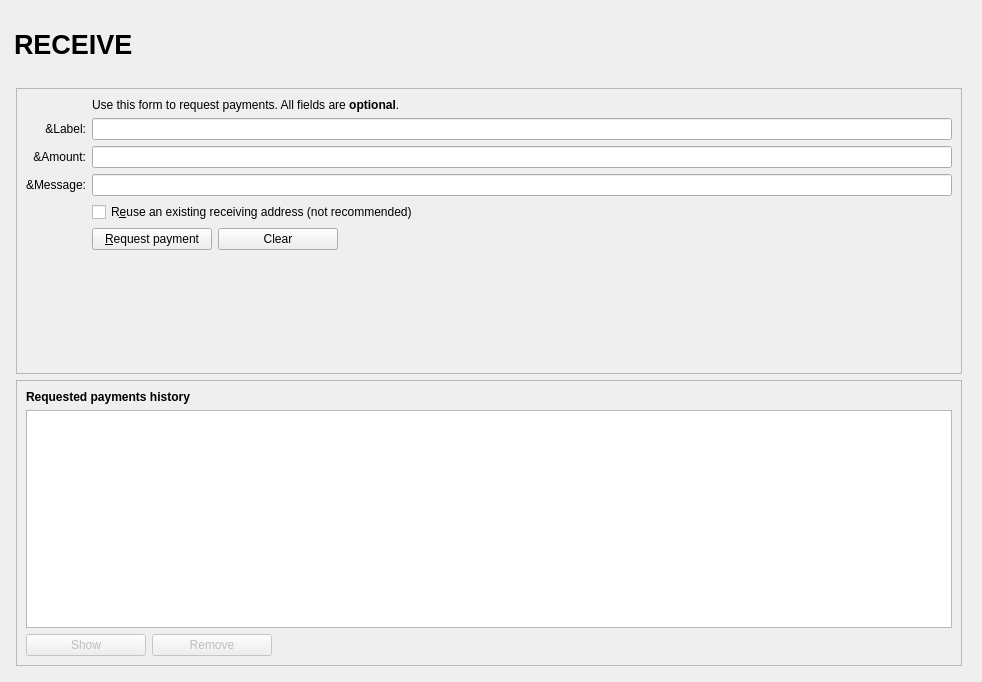
unigrid-project/daemon, file src/qt/forms/receivecoinsdialog.ui: the form before one commit.
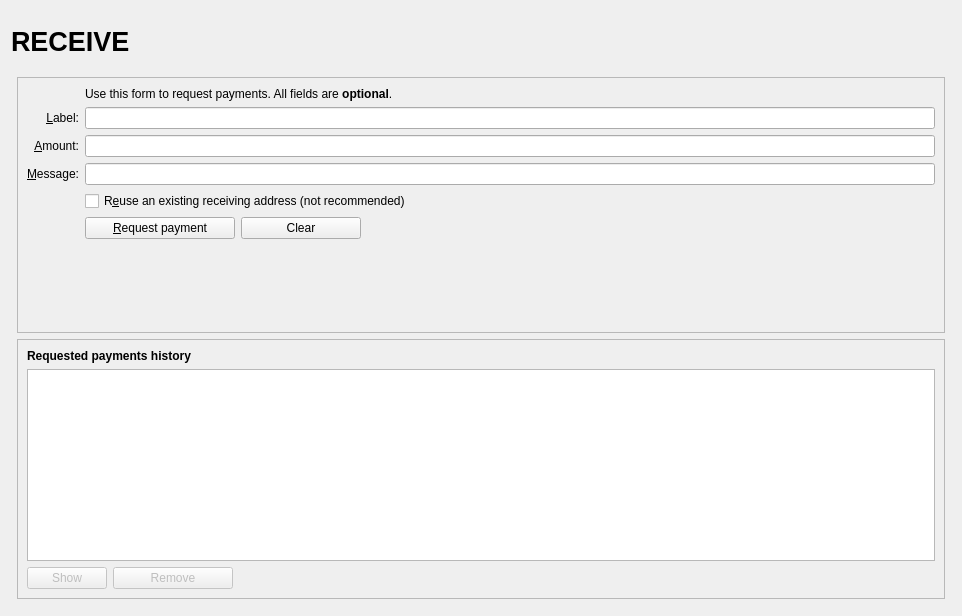
The form after the commit. Icons and pictures are not drawn. Custom widgets are drawn as their Qt base class.

```diff
--- a/src/qt/forms/receivecoinsdialog.ui
+++ b/src/qt/forms/receivecoinsdialog.ui
@@ -6,32 +6,33 @@
    <rect>
     <x>0</x>
     <y>0</y>
-    <width>982</width>
-    <height>682</height>
+    <width>962</width>
+    <height>616</height>
    </rect>
   </property>
-  <property name="minimumSize">
-   <size>
-    <width>0</width>
-    <height>0</height>
-   </size>
-  </property>
-  <layout class="QVBoxLayout" name="verticalLayout_3">
+  <layout class="QVBoxLayout" name="verticalLayout" stretch="0">
+   <item>
+    <layout class="QVBoxLayout" name="verticalLayout_Master" stretch="0,1">
+     <property name="spacing">
+      <number>0</number>
+     </property>
    <item>
     <widget class="QFrame" name="frame_Header">
-     <layout class="QHBoxLayout" name="horizontalLayout_3" stretch="1,0,1">
+       <layout class="QVBoxLayout" name="verticalLayout_8">
       <property name="leftMargin">
-       <number>3</number>
+         <number>0</number>
       </property>
       <property name="topMargin">
-       <number>3</number>
+         <number>0</number>
       </property>
       <property name="rightMargin">
-       <number>3</number>
+         <number>0</number>
       </property>
       <property name="bottomMargin">
-       <number>3</number>
-      </property>
+         <number>0</number>
+        </property>
+        <item>
+         <layout class="QHBoxLayout" name="horizontalLayout_Header" stretch="1,0,1">
       <item>
        <widget class="QLabel" name="labelOverviewHeaderLeft">
         <property name="minimumSize">
@@ -40,6 +41,12 @@
           <height>60</height>
          </size>
         </property>
+            <property name="maximumSize">
+             <size>
+              <width>16777215</width>
+              <height>60</height>
+             </size>
+            </property>
         <property name="font">
          <font>
           <pointsize>20</pointsize>
@@ -67,34 +74,50 @@
       </item>
       <item>
        <widget class="QLabel" name="labelOverviewHeaderRight">
-        <property name="enabled">
-         <bool>true</bool>
-        </property>
         <property name="minimumSize">
          <size>
           <width>464</width>
           <height>60</height>
          </size>
         </property>
+            <property name="maximumSize">
+             <size>
+              <width>16777215</width>
+              <height>60</height>
+             </size>
+            </property>
+            <property name="font">
+             <font>
+              <pointsize>14</pointsize>
+             </font>
+            </property>
         <property name="text">
          <string/>
         </property>
-       </widget>
+            <property name="alignment">
+             <set>Qt::AlignRight|Qt::AlignTrailing|Qt::AlignVCenter</set>
+            </property>
+           </widget>
+          </item>
+         </layout>
       </item>
      </layout>
     </widget>
    </item>
    <item>
     <widget class="QFrame" name="frame_BG">
-     <layout class="QVBoxLayout" name="verticalLayout">
+       <layout class="QVBoxLayout" name="verticalLayout_5">
       <property name="leftMargin">
-       <number>5</number>
+         <number>6</number>
       </property>
       <property name="topMargin">
-       <number>5</number>
+         <number>6</number>
+        </property>
+        <property name="rightMargin">
+         <number>6</number>
       </property>
       <property name="bottomMargin">
-       <number>5</number>
+         <number>6</number>
       </property>
       <item>
        <widget class="QFrame" name="frame2">
@@ -110,44 +133,80 @@
         <property name="frameShadow">
          <enum>QFrame::Sunken</enum>
         </property>
-        <layout class="QHBoxLayout" name="horizontalLayout_4">
+          <layout class="QVBoxLayout" name="verticalLayout_3">
          <item>
           <layout class="QGridLayout" name="gridLayout">
-           <item row="1" column="0">
-            <widget class="QLabel" name="label_2">
+             <item row="7" column="2">
+              <widget class="QCheckBox" name="reuseAddress">
              <property name="toolTip">
               <string>An optional label to associate with the new receiving address.</string>
              </property>
              <property name="text">
-              <string>&amp;Label:</string>
-             </property>
-             <property name="alignment">
-              <set>Qt::AlignRight|Qt::AlignTrailing|Qt::AlignVCenter</set>
-             </property>
-            </widget>
-           </item>
-           <item row="1" column="1">
-            <widget class="QLineEdit" name="reqLabel">
-             <property name="toolTip">
-              <string>An optional label to associate with the new receiving address.</string>
-             </property>
-            </widget>
-           </item>
-           <item row="4" column="0">
+                <string>R&amp;euse an existing receiving address (not recommended)</string>
+               </property>
+              </widget>
+             </item>
+             <item row="7" column="0">
             <widget class="QLabel" name="label_4">
              <property name="text">
               <string/>
              </property>
             </widget>
            </item>
-           <item row="0" column="1">
+             <item row="6" column="0">
+              <widget class="QLabel" name="label_3">
+               <property name="toolTip">
+                <string>An optional message to attach to the payment request, which will be displayed when the request is opened. Note: The message will not be sent with the payment over the HUZU network.</string>
+               </property>
+               <property name="text">
+                <string>&amp;Message:</string>
+               </property>
+               <property name="alignment">
+                <set>Qt::AlignRight|Qt::AlignTrailing|Qt::AlignVCenter</set>
+               </property>
+               <property name="buddy">
+                <cstring>reqMessage</cstring>
+               </property>
+              </widget>
+             </item>
+             <item row="4" column="2">
+              <widget class="QLineEdit" name="reqLabel">
+               <property name="toolTip">
+                <string>An optional label to associate with the new receiving address.</string>
+               </property>
+              </widget>
+             </item>
+             <item row="6" column="2">
+              <widget class="QLineEdit" name="reqMessage">
+               <property name="toolTip">
+                <string>An optional message to attach to the payment request, which will be displayed when the request is opened.&lt;br&gt;Note: The message will not be sent with the payment over the HUZU network.</string>
+               </property>
+              </widget>
+             </item>
+             <item row="2" column="2">
             <widget class="QLabel" name="label_5">
              <property name="text">
               <string>Use this form to request payments. All fields are &lt;b&gt;optional&lt;/b&gt;.</string>
              </property>
             </widget>
            </item>
-           <item row="2" column="0">
+             <item row="4" column="0">
+              <widget class="QLabel" name="label_2">
+               <property name="toolTip">
+                <string>An optional label to associate with the new receiving address.</string>
+               </property>
+               <property name="text">
+                <string>&amp;Label:</string>
+               </property>
+               <property name="alignment">
+                <set>Qt::AlignRight|Qt::AlignTrailing|Qt::AlignVCenter</set>
+               </property>
+               <property name="buddy">
+                <cstring>reqLabel</cstring>
+               </property>
+              </widget>
+             </item>
+             <item row="5" column="0">
             <widget class="QLabel" name="label">
              <property name="toolTip">
               <string>An optional amount to request. Leave this empty or zero to not request a specific amount.</string>
@@ -158,29 +217,12 @@
              <property name="alignment">
               <set>Qt::AlignRight|Qt::AlignTrailing|Qt::AlignVCenter</set>
              </property>
-            </widget>
-           </item>
-           <item row="3" column="0">
-            <widget class="QLabel" name="label_3">
-             <property name="toolTip">
-              <string>An optional message to attach to the payment request, which will be displayed when the request is opened. Note: The message will not be sent with the payment over the HUZU network.</string>
-             </property>
-             <property name="text">
-              <string>&amp;Message:</string>
-             </property>
-             <property name="alignment">
-              <set>Qt::AlignRight|Qt::AlignTrailing|Qt::AlignVCenter</set>
-             </property>
-            </widget>
-           </item>
-           <item row="3" column="1">
-            <widget class="QLineEdit" name="reqMessage">
-             <property name="toolTip">
-              <string>An optional message to attach to the payment request, which will be displayed when the request is opened. Note: The message will not be sent with the payment over the HUZU network.</string>
-             </property>
-            </widget>
-           </item>
-           <item row="2" column="1">
+               <property name="buddy">
+                <cstring>reqAmount</cstring>
+               </property>
+              </widget>
+             </item>
+             <item row="5" column="2">
             <widget class="BitcoinAmountField" name="reqAmount">
              <property name="minimumSize">
               <size>
@@ -193,23 +235,20 @@
              </property>
             </widget>
            </item>
-           <item row="4" column="1">
-            <widget class="QCheckBox" name="reuseAddress">
-             <property name="toolTip">
-              <string>Reuse one of the previously used receiving addresses. Reusing addresses has security and privacy issues. Do not use this unless re-generating a payment request made before.</string>
-             </property>
+             <item row="8" column="0">
+              <widget class="QLabel" name="label_7">
              <property name="text">
-              <string>R&amp;euse an existing receiving address (not recommended)</string>
+                <string/>
              </property>
             </widget>
            </item>
-           <item row="5" column="1">
+             <item row="8" column="2">
             <layout class="QHBoxLayout" name="horizontalLayout">
              <item>
               <widget class="QPushButton" name="receiveButton">
                <property name="minimumSize">
                 <size>
-                 <width>120</width>
+                   <width>150</width>
                  <height>0</height>
                 </size>
                </property>
@@ -266,22 +305,15 @@
              </item>
             </layout>
            </item>
-           <item row="5" column="0">
-            <widget class="QLabel" name="label_7">
-             <property name="text">
-              <string/>
-             </property>
-            </widget>
-           </item>
-           <item row="6" column="0" colspan="2">
-            <spacer name="verticalSpacer_2">
+             <item row="9" column="2">
+              <spacer name="verticalSpacer">
              <property name="orientation">
               <enum>Qt::Vertical</enum>
              </property>
              <property name="sizeHint" stdset="0">
               <size>
-               <width>17</width>
-               <height>3</height>
+                 <width>20</width>
+                 <height>40</height>
               </size>
              </property>
             </spacer>
@@ -321,6 +353,43 @@
          </item>
          <item>
           <widget class="QTableView" name="recentRequestsView">
+             <property name="palette">
+              <palette>
+               <active>
+                <colorrole role="Text">
+                 <brush brushstyle="SolidPattern">
+                  <color alpha="255">
+                   <red>51</red>
+                   <green>51</green>
+                   <blue>51</blue>
+                  </color>
+                 </brush>
+                </colorrole>
+               </active>
+               <inactive>
+                <colorrole role="Text">
+                 <brush brushstyle="SolidPattern">
+                  <color alpha="255">
+                   <red>51</red>
+                   <green>51</green>
+                   <blue>51</blue>
+                  </color>
+                 </brush>
+                </colorrole>
+               </inactive>
+               <disabled>
+                <colorrole role="Text">
+                 <brush brushstyle="SolidPattern">
+                  <color alpha="255">
+                   <red>85</red>
+                   <green>85</green>
+                   <blue>85</blue>
+                  </color>
+                 </brush>
+                </colorrole>
+               </disabled>
+              </palette>
+             </property>
            <property name="contextMenuPolicy">
             <enum>Qt::CustomContextMenu</enum>
            </property>
@@ -339,12 +408,6 @@
              <property name="enabled">
               <bool>false</bool>
              </property>
-             <property name="minimumSize">
-              <size>
-               <width>120</width>
-               <height>0</height>
-              </size>
-             </property>
              <property name="toolTip">
               <string>Show the selected request (does the same as double clicking an entry)</string>
              </property>
@@ -404,6 +467,8 @@
     </widget>
    </item>
   </layout>
+   </item>
+  </layout>
  </widget>
  <customwidgets>
   <customwidget>
```
Left out of the diff: 28 changed lines with no effect on the pictures. Lines whose indentation alone changed are shown as unchanged.
